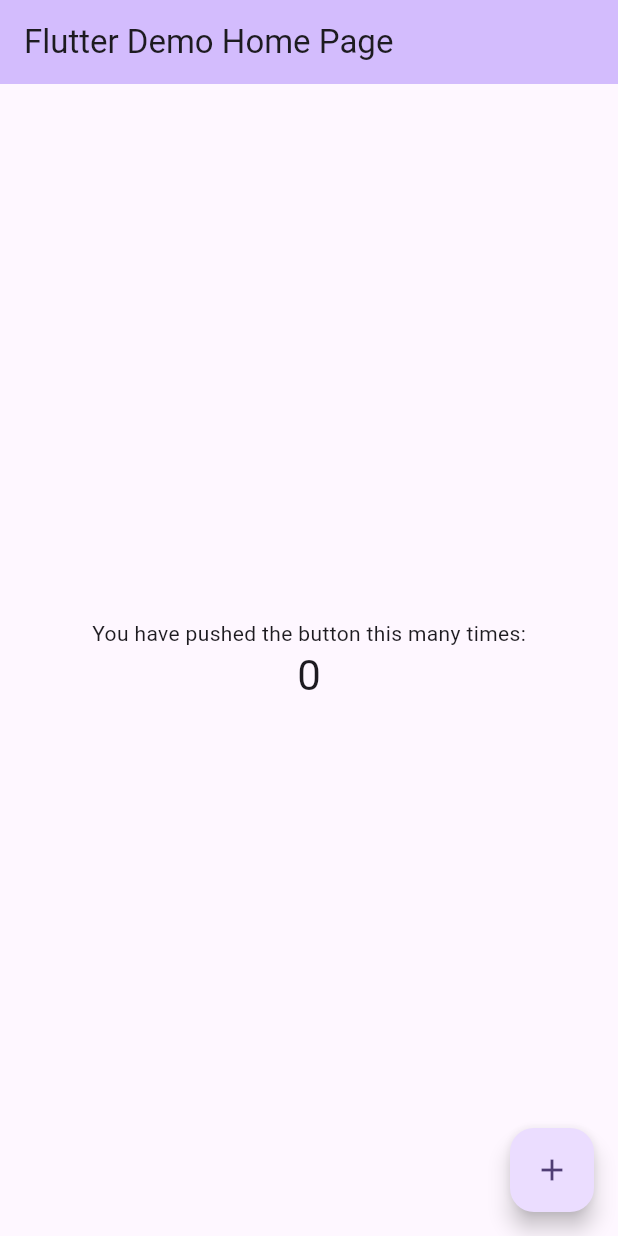
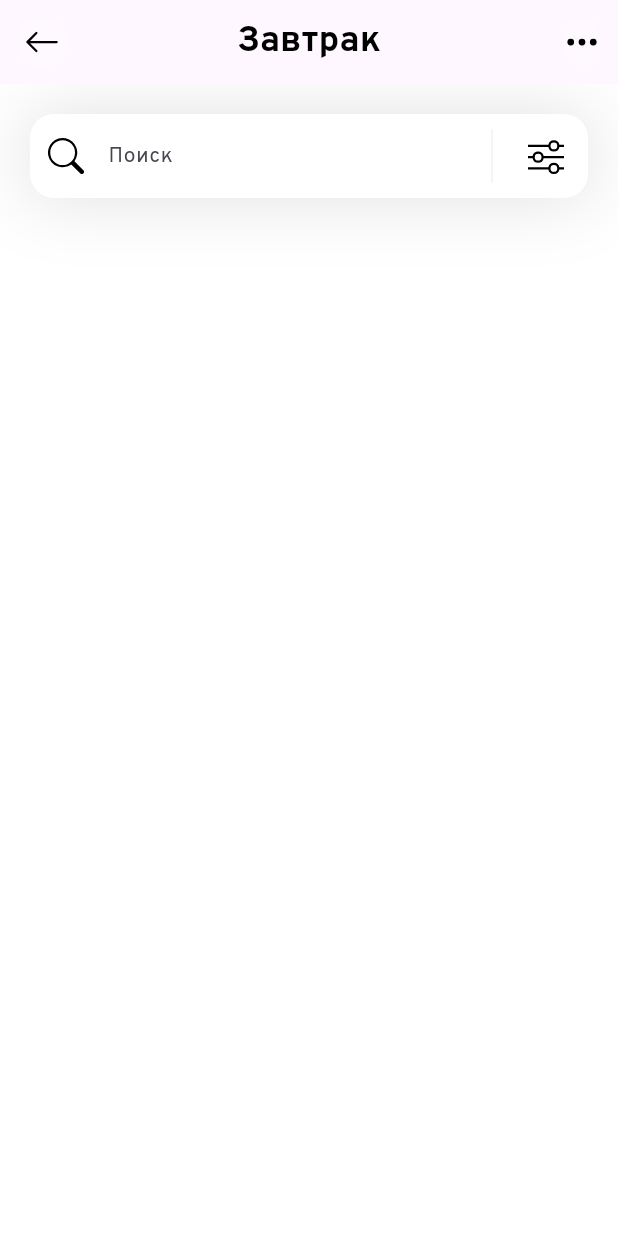
Before and after one commit to synzr/fitness_app, a Flutter app: the screen it shows after launch, on a phone screen of 412 x 824 dp. Run offline on Flutter 3.47's test engine with Material 3 defaults, Android fonts, the light colour scheme and no system bars; our stand-ins replace flutter_svg.

Commit message:
feat(pages/home): search bar, app bar

```diff
--- a/lib/main.dart
+++ b/lib/main.dart
@@ -1,3 +1,4 @@
+import 'package:fitness_app/pages/home.dart';
 import 'package:flutter/material.dart';
 
 void main() {
@@ -12,111 +13,11 @@
   Widget build(BuildContext context) {
     return MaterialApp(
       title: 'Flutter Demo',
-      theme: ThemeData(
-        // This is the theme of your application.
-        //
-        // TRY THIS: Try running your application with "flutter run". You'll see
-        // the application has a purple toolbar. Then, without quitting the app,
-        // try changing the seedColor in the colorScheme below to Colors.green
-        // and then invoke "hot reload" (save your changes or press the "hot
-        // reload" button in a Flutter-supported IDE, or press "r" if you used
-        // the command line to start the app).
-        //
-        // Notice that the counter didn't reset back to zero; the application
-        // state is not lost during the reload. To reset the state, use hot
-        // restart instead.
-        //
-        // This works for code too, not just values: Most code changes can be
-        // tested with just a hot reload.
-        colorScheme: ColorScheme.fromSeed(seedColor: Colors.deepPurple),
+      home: MaterialApp(
+        debugShowCheckedModeBanner: false,
+        theme: ThemeData(fontFamily: 'Overpass'),
+        home: const HomePage()
       ),
-      home: const MyHomePage(title: 'Flutter Demo Home Page'),
     );
   }
 }
-
-class MyHomePage extends StatefulWidget {
-  const MyHomePage({super.key, required this.title});
-
-  // This widget is the home page of your application. It is stateful, meaning
-  // that it has a State object (defined below) that contains fields that affect
-  // how it looks.
-
-  // This class is the configuration for the state. It holds the values (in this
-  // case the title) provided by the parent (in this case the App widget) and
-  // used by the build method of the State. Fields in a Widget subclass are
-  // always marked "final".
-
-  final String title;
-
-  @override
-  State<MyHomePage> createState() => _MyHomePageState();
-}
-
-class _MyHomePageState extends State<MyHomePage> {
-  int _counter = 0;
-
-  void _incrementCounter() {
-    setState(() {
-      // This call to setState tells the Flutter framework that something has
-      // changed in this State, which causes it to rerun the build method below
-      // so that the display can reflect the updated values. If we changed
-      // _counter without calling setState(), then the build method would not be
-      // called again, and so nothing would appear to happen.
-      _counter++;
-    });
-  }
-
-  @override
-  Widget build(BuildContext context) {
-    // This method is rerun every time setState is called, for instance as done
-    // by the _incrementCounter method above.
-    //
-    // The Flutter framework has been optimized to make rerunning build methods
-    // fast, so that you can just rebuild anything that needs updating rather
-    // than having to individually change instances of widgets.
-    return Scaffold(
-      appBar: AppBar(
-        // TRY THIS: Try changing the color here to a specific color (to
-        // Colors.amber, perhaps?) and trigger a hot reload to see the AppBar
-        // change color while the other colors stay the same.
-        backgroundColor: Theme.of(context).colorScheme.inversePrimary,
-        // Here we take the value from the MyHomePage object that was created by
-        // the App.build method, and use it to set our appbar title.
-        title: Text(widget.title),
-      ),
-      body: Center(
-        // Center is a layout widget. It takes a single child and positions it
-        // in the middle of the parent.
-        child: Column(
-          // Column is also a layout widget. It takes a list of children and
-          // arranges them vertically. By default, it sizes itself to fit its
-          // children horizontally, and tries to be as tall as its parent.
-          //
-          // Column has various properties to control how it sizes itself and
-          // how it positions its children. Here we use mainAxisAlignment to
-          // center the children vertically; the main axis here is the vertical
-          // axis because Columns are vertical (the cross axis would be
-          // horizontal).
-          //
-          // TRY THIS: Invoke "debug painting" (choose the "Toggle Debug Paint"
-          // action in the IDE, or press "p" in the console), to see the
-          // wireframe for each widget.
-          mainAxisAlignment: MainAxisAlignment.center,
-          children: <Widget>[
-            const Text('You have pushed the button this many times:'),
-            Text(
-              '$_counter',
-              style: Theme.of(context).textTheme.headlineMedium,
-            ),
-          ],
-        ),
-      ),
-      floatingActionButton: FloatingActionButton(
-        onPressed: _incrementCounter,
-        tooltip: 'Increment',
-        child: const Icon(Icons.add),
-      ), // This trailing comma makes auto-formatting nicer for build methods.
-    );
-  }
-}
--- /dev/null
+++ b/lib/pages/home.dart
@@ -0,0 +1,121 @@
+import 'package:flutter/material.dart';
+import 'package:flutter_svg/svg.dart';
+
+class HomePage extends StatelessWidget {
+  const HomePage({super.key});
+
+  @override
+  Widget build(BuildContext context) {
+    return Scaffold(
+      appBar: createAppBar(),
+      backgroundColor: Colors.white,
+      body: Column(children: [createSearchBar()]),
+    );
+  }
+
+  Container createSearchBar() {
+    return Container(
+      margin: EdgeInsets.only(top: 20, left: 20, right: 20),
+      decoration: BoxDecoration(
+        boxShadow: [
+          BoxShadow(
+            color: Colors.black.withValues(alpha: 0.12),
+            blurRadius: 40,
+            spreadRadius: 0.0,
+          ),
+        ],
+      ),
+      child: TextField(
+        decoration: InputDecoration(
+          filled: true,
+          fillColor: Colors.white,
+          contentPadding: EdgeInsets.all(16),
+          hintText: 'Поиск',
+          hintStyle: TextStyle(
+            fontSize: 14,
+          ),
+          prefixIcon: Padding(
+            padding: const EdgeInsets.all(12.0),
+            child: SvgPicture.asset('assets/icons/search.svg'),
+          ),
+          suffixIcon: Container(
+            width: 100,
+            child: IntrinsicHeight(
+              child: Row(
+                mainAxisAlignment: MainAxisAlignment.end,
+                children: [
+                  VerticalDivider(
+                    color: Colors.black54,
+                    indent: 10,
+                    endIndent: 10,
+                    thickness: 0.1,
+                  ),
+                  Padding(
+                    padding: const EdgeInsets.all(16.0),
+                    child: SvgPicture.asset(
+                      'assets/icons/sliders.svg',
+                      width: 24,
+                      height: 24,
+                    ),
+                  ),
+                ],
+              )
+            ),
+          ),
+          border: OutlineInputBorder(
+            borderRadius: BorderRadius.circular(16),
+            borderSide: BorderSide.none,
+          ),
+        ),
+      ),
+    );
+  }
+
+  AppBar createAppBar() {
+    return AppBar(
+      title: Text(
+        'Завтрак',
+        style: TextStyle(
+          color: Colors.black,
+          fontSize: 24,
+          fontWeight: FontWeight.bold,
+        ),
+      ),
+      centerTitle: true,
+      leading: GestureDetector(
+        onTap: () {},
+        child: Container(
+          margin: EdgeInsets.all(12),
+          alignment: Alignment.center,
+          decoration: BoxDecoration(
+            color: Colors.white10,
+            borderRadius: BorderRadius.circular(12),
+          ),
+          child: SvgPicture.asset(
+            'assets/icons/arrow-left.svg',
+            height: 24,
+            width: 24,
+          ),
+        ),
+      ),
+      actions: [
+        GestureDetector(
+          onTap: () {},
+          child: Container(
+            margin: EdgeInsets.all(12),
+            alignment: Alignment.center,
+            decoration: BoxDecoration(
+              color: Colors.white10,
+              borderRadius: BorderRadius.circular(12),
+            ),
+            child: SvgPicture.asset(
+              'assets/icons/three-dots.svg',
+              height: 24,
+              width: 24,
+            ),
+          ),
+        ),
+      ],
+    );
+  }
+}
```
Also changed, not shown: assets/fonts/OFL.txt (added, +93 -0 lines), pubspec.yaml (+16 -2 lines), assets/fonts/Overpass-Bold.ttf (added), assets/fonts/Overpass-Medium.ttf (added), assets/fonts/Overpass-Regular.ttf (added), assets/fonts/Overpass-SemiBold.ttf (added), assets/icons/arrow-left.svg (added), assets/icons/search.svg (added), assets/icons/sliders.svg (added), assets/icons/three-dots.svg (added), pubspec.lock, 1 other file.
